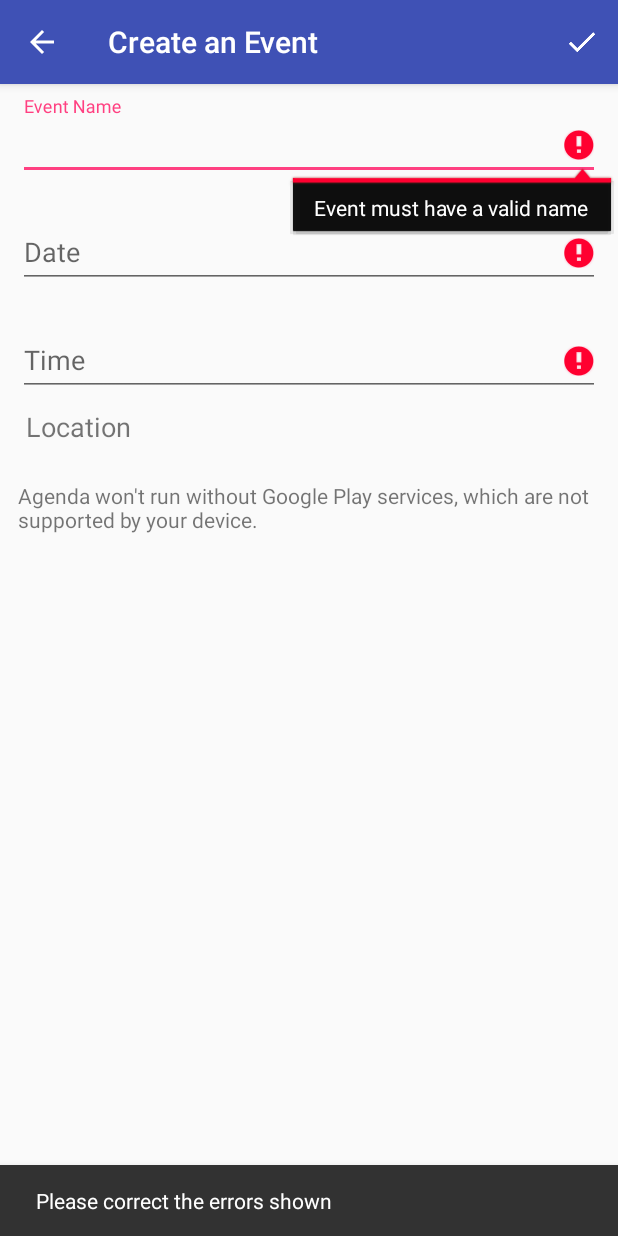
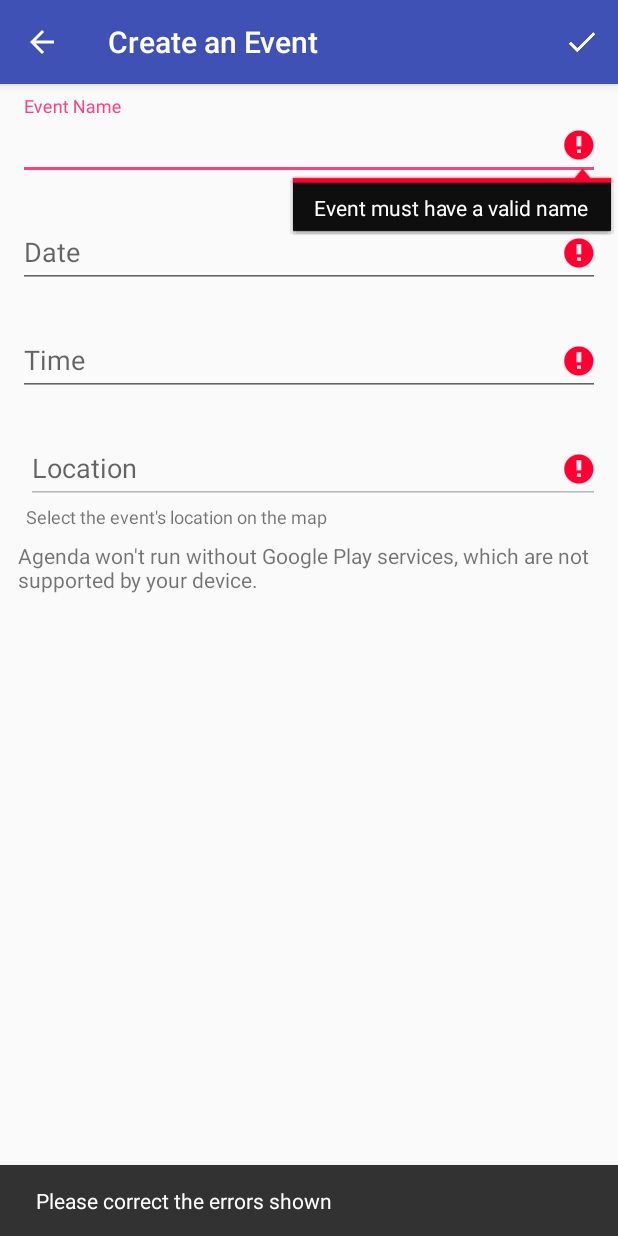
Before and after one commit to mvasquezb/Android-Agenda, an Android app: the CreateEventActivity screen opened directly, with no data from a screen before it, after a tap on "Save", on a phone screen of 412 x 824 dp. Run offline under Robolectric (Android 15) with nearby library versions, the phone set to English and light mode, and no system bars; our stand-ins replace ButterKnife.

Commit message:
Add TextField for displaying selected event coordinates

```diff
--- a/app/src/main/java/com/pmvb/tektonentry/CreateEventActivity.java
+++ b/app/src/main/java/com/pmvb/tektonentry/CreateEventActivity.java
@@ -44,6 +44,8 @@ public class CreateEventActivity extends AppCompatActivity
     TextInputEditText dateField;
     @BindView(R.id.event_input_time)
     TextInputEditText timeField;
+    @BindView(R.id.event_input_location)
+    TextInputEditText locationField;
 
     private Marker eventLocation;
 
@@ -194,6 +196,14 @@ public class CreateEventActivity extends AppCompatActivity
         // Same for timeField
         valid = basicTextFieldValidation(timeField, "Must select event time") && valid;
 
+        valid = mapHasMarker() && valid;
+
+        return valid;
+    }
+
+    public boolean mapHasMarker() {
+        boolean valid = eventLocation != null;
+        valid = basicTextFieldValidation(locationField, "Must select event location") && valid;
         return valid;
     }
 
@@ -252,6 +262,7 @@ public class CreateEventActivity extends AppCompatActivity
             eventLocation.remove();
         }
         eventLocation = mMap.addMarker(
-                new MarkerOptions().position(latLng).draggable(true));
+                new MarkerOptions().position(latLng));
+        locationField.setText(String.format("%f; %f", latLng.latitude, latLng.longitude));
     }
 }
--- a/app/src/main/res/layout/event_edit_form.xml
+++ b/app/src/main/res/layout/event_edit_form.xml
@@ -52,15 +52,27 @@
                 android:hint="Time"/>
         </android.support.design.widget.TextInputLayout>
 
-        <TextView
-            android:id="@+id/link_signup"
-            android:layout_width="fill_parent"
+        <android.support.design.widget.TextInputLayout
+            android:layout_width="match_parent"
             android:layout_height="wrap_content"
-            android:layout_marginBottom="24dp"
-            android:layout_marginLeft="5dp"
-            android:layout_marginStart="5dp"
-            android:text="Location"
-            android:textSize="18sp"/>
+            android:layout_marginTop="8dp"
+            android:layout_marginBottom="8dp">
+            <android.support.design.widget.TextInputEditText
+                android:id="@+id/event_input_location"
+                android:layout_width="fill_parent"
+                android:layout_height="wrap_content"
+                android:layout_marginLeft="5dp"
+                android:layout_marginStart="5dp"
+                android:hint="Location"
+                android:enabled="false"/>
+            <TextView
+                android:layout_width="match_parent"
+                android:layout_height="wrap_content"
+                android:layout_marginLeft="5dp"
+                android:layout_marginStart="5dp"
+                android:textSize="12sp"
+                android:text="Select the event's location on the map"/>
+        </android.support.design.widget.TextInputLayout>
 
         <!--<ImageButton-->
             <!--android:layout_width="match_parent"-->
```
